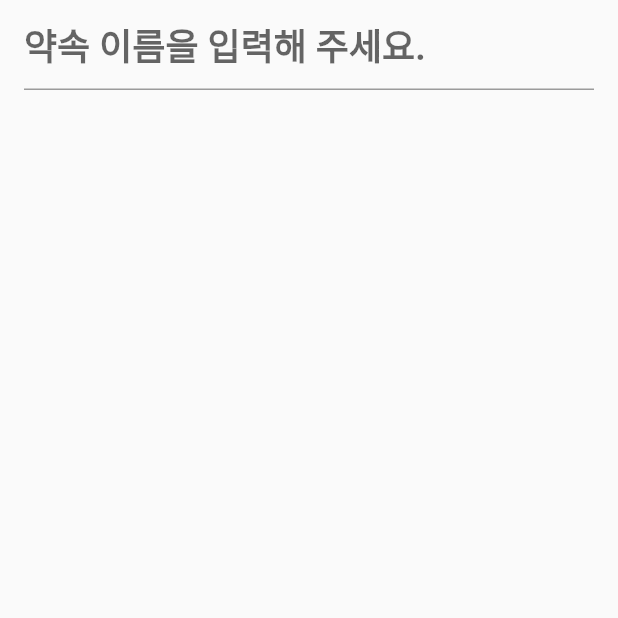
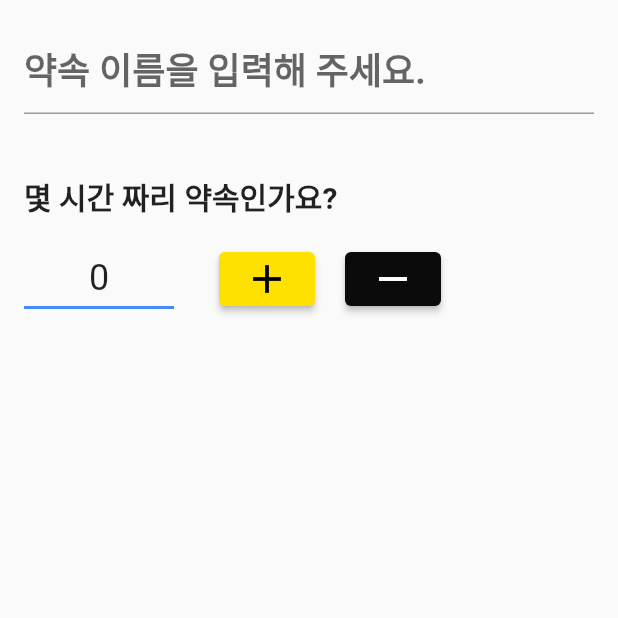
Before and after one commit to GDSC-SKHU/Meet-Now-Mobile, a Flutter app: the screen it shows after launch, after a tap on the "add" icon, on a phone screen of 412 x 824 dp, the top half of it. Run offline on Flutter 3.47's test engine with Material 2 defaults, Android fonts, the phone set to English and light mode, and no system bars.

Commit message:
promise hours button logic added

```diff
--- a/lib/view/making_promise/makingPromise.dart
+++ b/lib/view/making_promise/makingPromise.dart
@@ -8,6 +8,7 @@ class MakingPromise extends StatelessWidget {
         body: SafeArea(
           child: Column(children: [
             TypePromiseName(),
+            SettingPromiseHour(),
           ]),
         ),
       ),
@@ -20,7 +21,7 @@ class TypePromiseName extends StatelessWidget {
   @override
   Widget build(BuildContext context) {
     return Container(
-      padding: EdgeInsets.fromLTRB(16, 0, 16, 0),
+      padding: EdgeInsets.fromLTRB(16, 16, 16, 0),
       child: TextField(
         style: TextStyle(fontSize: 24, fontWeight: FontWeight.w700),
         decoration: InputDecoration(
@@ -30,3 +31,68 @@ class TypePromiseName extends StatelessWidget {
     );
   }
 }
+
+class SettingPromiseHour extends StatefulWidget {
+  @override
+  State<SettingPromiseHour> createState() => _SettingPromiseHourState();
+}
+
+class _SettingPromiseHourState extends State<SettingPromiseHour> {
+  int _promiseHours = 0;
+
+  @override
+  Widget build(BuildContext context) {
+    return Container(
+      padding: EdgeInsets.fromLTRB(16, 40, 0, 0),
+      alignment: Alignment.centerLeft,
+      child: Column(
+        crossAxisAlignment: CrossAxisAlignment.start,
+        children: [
+          Text(
+            '몇 시간 짜리 약속인가요?',
+            style: TextStyle(fontSize: 20, fontWeight: FontWeight.w700),
+          ),
+          SizedBox(height: 16),
+          Row(
+            children: [
+              Container(
+                height: 40,
+                alignment: Alignment.center,
+                child: Text('${_promiseHours}', style: TextStyle(fontSize: 24)),
+                width: 100,
+                decoration: BoxDecoration(
+                  border: Border(
+                    bottom: BorderSide(
+                        width: 2,
+                        color: Colors.blueAccent,
+                        style: BorderStyle.solid),
+                  ),
+                ),
+              ),
+              SizedBox(width: 30),
+              ElevatedButton(
+                  style: ElevatedButton.styleFrom(
+                      backgroundColor: Color.fromARGB(255, 255, 225, 0)),
+                  onPressed: () {
+                    setState(() {
+                      _promiseHours++;
+                    });
+                  },
+                  child: Icon(Icons.add, size: 32, color: Colors.black)),
+              SizedBox(width: 20),
+              ElevatedButton(
+                  style: ElevatedButton.styleFrom(
+                      backgroundColor: Color.fromARGB(255, 11, 11, 11)),
+                  onPressed: () {
+                    setState(() {
+                      if (_promiseHours > 0) _promiseHours--;
+                    });
+                  },
+                  child: Icon(Icons.remove, size: 32, color: Colors.white))
+            ],
+          )
+        ],
+      ),
+    );
+  }
+}
```
